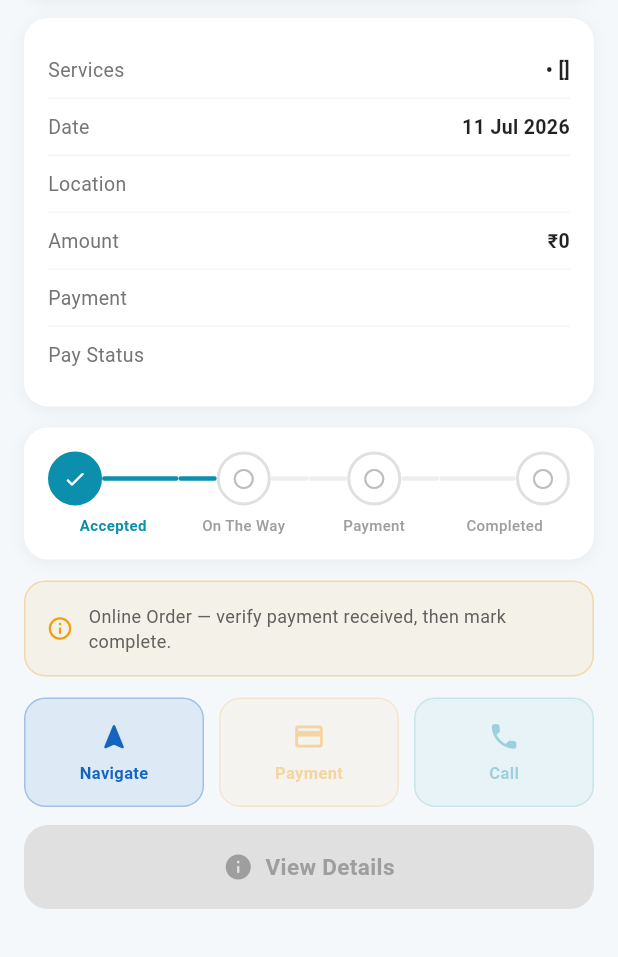
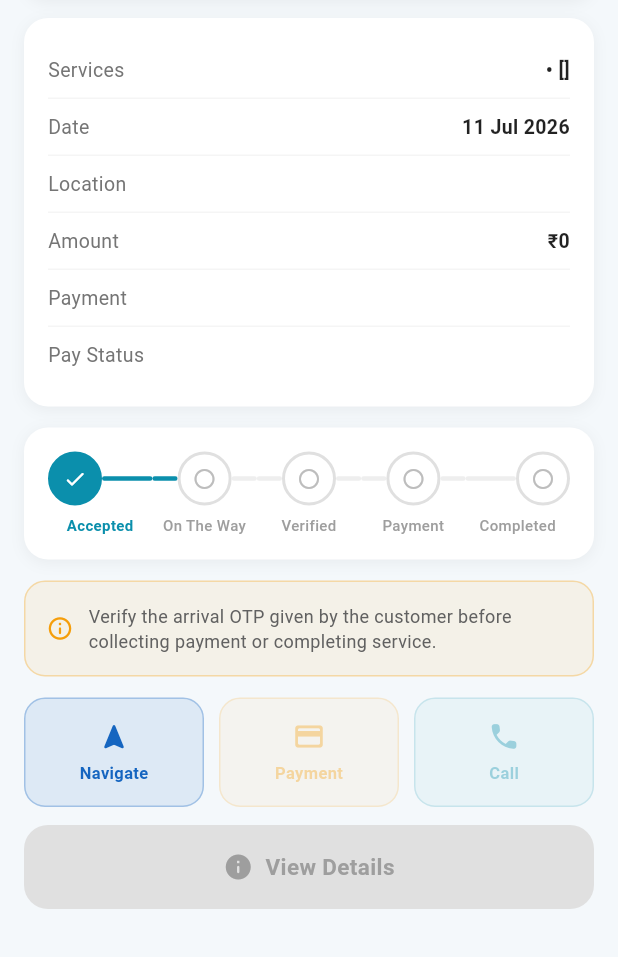
Before and after one commit to svasudevareddy18604/Medico, a Flutter app: the OrderDetailsScreen screen opened directly with empty values, scrolled down 264 dp, on a phone screen of 412 x 824 dp, the part 279-1236 px from its top. Run offline on Flutter 3.47's test engine with Material 3 defaults, Android fonts, the phone set to English and light mode, and no system bars; our stand-ins replace dio, file_picker, firebase_core, firebase_messaging, flutter_local_notifications, flutter_map and 8 more; missing offline and left inert: flutter_cashfree_pg_sdk, google_mlkit_text_recognition, screen_protector; accounts and stored records are empty; network calls fail.

Commit message:
updated version

```diff
--- a/lib/screens/care_taker/order_details_screen.dart
+++ b/lib/screens/care_taker/order_details_screen.dart
@@ -10,6 +10,7 @@ import 'package:geolocator/geolocator.dart';
 import 'package:medico/utils/app_colors.dart';
 import '../../config/api.dart';
 import 'caretaker_payment_screen.dart';
+import 'caretaker_otp_screen.dart';
 
 class OrderDetailsScreen extends StatefulWidget {
   final Map  order;
@@ -28,6 +29,7 @@ class _OrderDetailsScreenState extends State<OrderDetailsScreen>
   static const _red     = Color(0xFFEF4444);
   static const _blue    = Color(0xFF1565C0);
   static const _orange  = Color(0xFFFF6B00);
+  static const _purple  = Color(0xFF7C3AED);
 
   // ── State ────────────────────────────────────────────────────
   Map    _data    = {};
@@ -62,6 +64,16 @@ class _OrderDetailsScreenState extends State<OrderDetailsScreen>
       .toString().toUpperCase() == "PAID";
   bool get _isCOD  => (_data["payment_method"] ?? widget.order["payment_method"] ?? "COD")
       .toString().toUpperCase() == "COD";
+
+  // Arrival OTP: 1/true once the caretaker has verified the OTP shown to
+  // the careseeker. This — not just "ON_THE_WAY" status — is what proves
+  // the caretaker actually reached the customer, so it gates payment
+  // collection and Complete Service below.
+  bool get _otpVerified {
+    final v = _data["otp_verified"] ?? widget.order["otp_verified"] ?? 0;
+    if (v is bool) return v;
+    return v.toString() == "1" || v.toString().toLowerCase() == "true";
+  }
 
   String get _rawDocUrls {
     final raw = _data["document_urls"];
@@ -274,7 +286,29 @@ class _OrderDetailsScreenState extends State<OrderDetailsScreen>
     if (ok) {
       _toast("Journey started ✓");
       await _startLiveTracking();
+      if (mounted) _openOtpScreen();
     }
+  }
+
+  // Pushes the arrival-OTP screen. Called automatically once the journey
+  // starts, and also reachable again from the CTA button if the caretaker
+  // backs out before verifying (status stays ON_THE_WAY, otp_verified
+  // stays 0, so the CTA keeps offering "Verify Arrival OTP").
+  Future<void> _openOtpScreen() async {
+    final verified = await Navigator.push<bool>(
+      context,
+      MaterialPageRoute(
+        builder: (_) => CaretakerOtpScreen(
+          orderId: _orderId is int ? _orderId : int.parse(_orderId.toString()),
+          caretakerId: _userId,
+          orderCode: _code,
+        ),
+      ),
+    );
+    if (verified == true) {
+      _toast("Arrival OTP verified ✓ Service started");
+    }
+    _fetch();
   }
 
   Future<void> _startLiveTracking() async {
@@ -386,8 +420,9 @@ class _OrderDetailsScreenState extends State<OrderDetailsScreen>
     if (_isCancelled) return "Booking Cancelled";
     if (_notAccepted) return "Accept Booking";
     if (_isAccepted || _isConfirmed) return "Start Journey";
-    if (_onTheWay && !_isPaid) return "Collect Payment";
-    if (_onTheWay && _isPaid)  return "Complete Service";
+    if (_onTheWay && !_otpVerified) return "Verify Arrival OTP";
+    if (_onTheWay && _otpVerified && !_isPaid) return "Collect Payment";
+    if (_onTheWay && _otpVerified && _isPaid)  return "Complete Service";
     return "View Details";
   }
 
@@ -395,8 +430,9 @@ class _OrderDetailsScreenState extends State<OrderDetailsScreen>
     if (_isCompleted || _isCancelled) return null;
     if (_notAccepted) return _accept;
     if (_isAccepted || _isConfirmed) return _startJourney;
-    if (_onTheWay && !_isPaid) return _goToPaymentScreen;
-    if (_onTheWay && _isPaid)  return _complete;
+    if (_onTheWay && !_otpVerified) return _openOtpScreen;
+    if (_onTheWay && _otpVerified && !_isPaid) return _goToPaymentScreen;
+    if (_onTheWay && _otpVerified && _isPaid)  return _complete;
     return null;
   }
 
@@ -404,8 +440,9 @@ class _OrderDetailsScreenState extends State<OrderDetailsScreen>
     if (_isCompleted || _isCancelled) return Colors.grey;
     if (_notAccepted) return AppColors.primary;
     if (_isAccepted || _isConfirmed) return _blue;
-    if (_onTheWay && !_isPaid) return _amber;
-    if (_onTheWay && _isPaid)  return AppColors.primary;
+    if (_onTheWay && !_otpVerified) return _purple;
+    if (_onTheWay && _otpVerified && !_isPaid) return _amber;
+    if (_onTheWay && _otpVerified && _isPaid)  return AppColors.primary;
     return Colors.grey;
   }
 
@@ -414,8 +451,9 @@ class _OrderDetailsScreenState extends State<OrderDetailsScreen>
     if (_isCancelled) return Icons.cancel_rounded;
     if (_notAccepted) return Icons.handshake_rounded;
     if (_isAccepted || _isConfirmed) return Icons.directions_run_rounded;
-    if (_onTheWay && !_isPaid) return Icons.payment_rounded;
-    if (_onTheWay && _isPaid)  return Icons.done_all_rounded;
+    if (_onTheWay && !_otpVerified) return Icons.verified_user_rounded;
+    if (_onTheWay && _otpVerified && !_isPaid) return Icons.payment_rounded;
+    if (_onTheWay && _otpVerified && _isPaid)  return Icons.done_all_rounded;
     return Icons.info_rounded;
   }
 
@@ -1038,9 +1076,11 @@ class _OrderDetailsScreenState extends State<OrderDetailsScreen>
                         const SizedBox(width: 10),
                         Expanded(
                           child: Text(
-                            _isCOD
-                                ? "COD Order — collect payment and mark payment received before completing service."
-                                : "Online Order — verify payment received, then mark complete.",
+                            !_otpVerified
+                                ? "Verify the arrival OTP given by the customer before collecting payment or completing service."
+                                : _isCOD
+                                    ? "COD Order — collect payment and mark payment received before completing service."
+                                    : "Online Order — verify payment received, then mark complete.",
                             style: TextStyle(
                                 color: Colors.grey.shade700, fontSize: 12),
                           ),
@@ -1061,7 +1101,9 @@ class _OrderDetailsScreenState extends State<OrderDetailsScreen>
                       Icons.payment_rounded,
                       "Payment",
                       _amber,
-                      (!_onTheWay || _isCancelled) ? null : _goToPaymentScreen,
+                      (!_onTheWay || _isCancelled || !_otpVerified)
+                          ? null
+                          : _goToPaymentScreen,
                     ),
                     const SizedBox(width: 10),
                     // Call button — locked when COMPLETED
@@ -1403,6 +1445,7 @@ class _OrderDetailsScreenState extends State<OrderDetailsScreen>
     final steps = [
       {"label": "Accepted",   "done": !_notAccepted},
       {"label": "On The Way", "done": _onTheWay || _isCompleted},
+      {"label": "Verified",   "done": _otpVerified || _isCompleted},
       {"label": "Payment",    "done": _isPaid},
       {"label": "Completed",  "done": _isCompleted},
     ];
```
